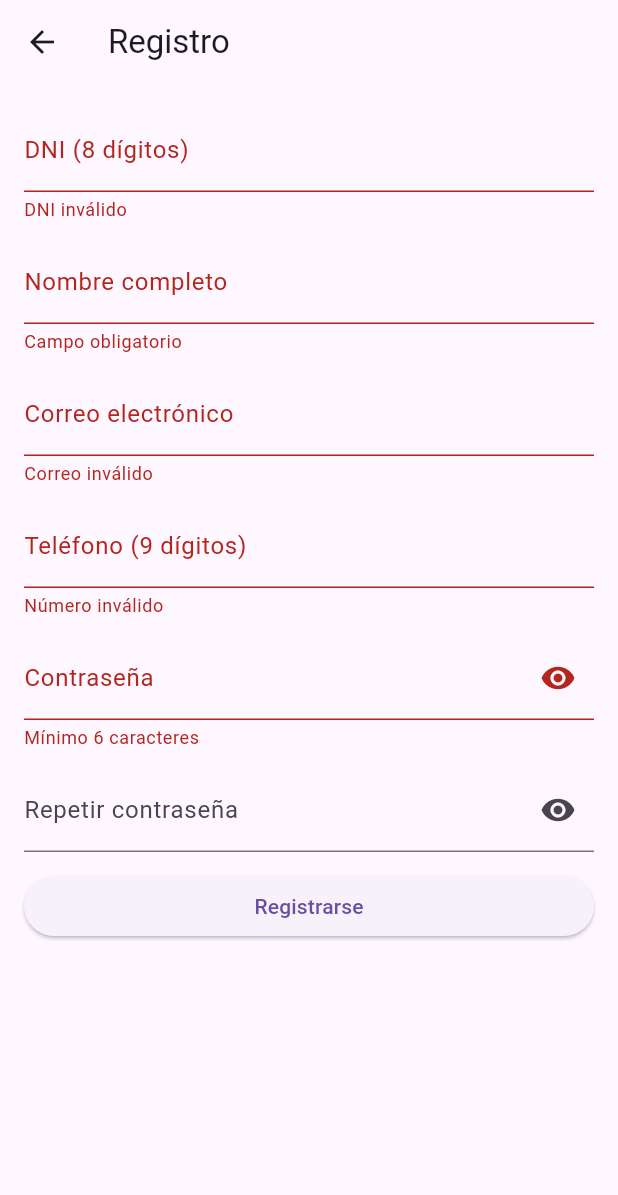
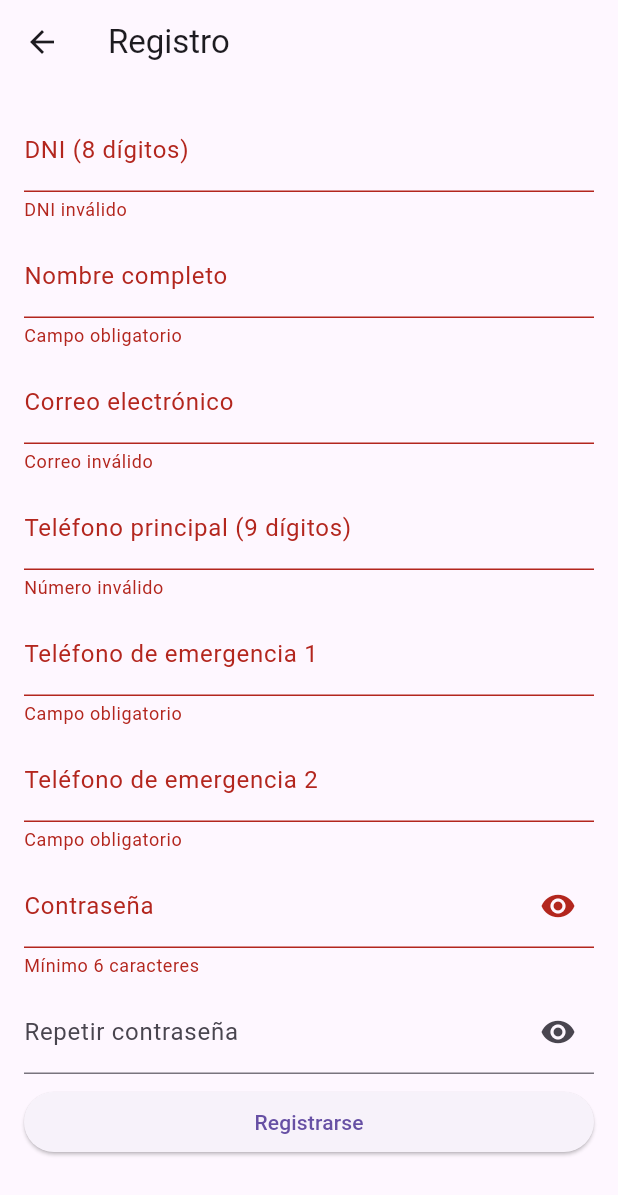
Before and after one commit to DiegoAlvarez1008/tormenta_flutter, a Flutter app: the RegisterScreen screen opened by its route, after a tap on "Registrarse", on a phone screen of 412 x 824 dp. Shown: the top 1195 px of the screen. Run offline on Flutter 3.47's test engine with Material 3 defaults, Android fonts, the light colour scheme and no system bars; our stand-ins replace cloud_firestore, firebase_auth, firebase_core, fl_chart, shared_preferences; missing offline and left inert: flutter_reactive_ble; accounts and stored records are empty.

Commit message:
Recepción correcta de datos en la pantalla ESP32. También se modificó la register_screen, y ahora en la pantalla profile se pueden modificar los números de emergencia

```diff
--- a/lib/screens/emergency_register.dart
+++ b/lib/screens/emergency_register.dart
@@ -44,8 +44,6 @@ class _EmergencyRegisterScreenState extends State<EmergencyRegisterScreen> {
       } else {
         displayName = parts[0];
       }
-    } else {
-      displayName = FirebaseAuth.instance.currentUser?.email ?? "";
     }
     setState(() {});
   }
@@ -87,10 +85,6 @@ class _EmergencyRegisterScreenState extends State<EmergencyRegisterScreen> {
   Widget build(BuildContext context) {
     return Scaffold(
       appBar: AppBar(
-        leading: IconButton(
-          icon: const Icon(Icons.arrow_back),
-          onPressed: () => Navigator.pushNamedAndRemoveUntil(context, '/', (r) => false),
-        ),
         title: const Text("Bienvenida"),
       ),
       body: SingleChildScrollView(
--- a/lib/screens/register_screen.dart
+++ b/lib/screens/register_screen.dart
@@ -15,6 +15,8 @@ class _RegisterScreenState extends State<RegisterScreen> {
   final nameController = TextEditingController();
   final emailController = TextEditingController();
   final phoneController = TextEditingController();
+  final emergency1Controller = TextEditingController();
+  final emergency2Controller = TextEditingController();
   final passwordController = TextEditingController();
   final repeatPasswordController = TextEditingController();
   bool showPassword = false;
@@ -57,6 +59,8 @@ class _RegisterScreenState extends State<RegisterScreen> {
         'nombre': nameController.text.trim(),
         'correo': emailController.text.trim(),
         'telefono': phoneController.text.trim(),
+        'emergencyPhone1': emergency1Controller.text.trim(),
+        'emergencyPhone2': emergency2Controller.text.trim(),
         'uid': userCredential.user!.uid,
         'createdAt': Timestamp.now(),
       });
@@ -83,27 +87,41 @@ class _RegisterScreenState extends State<RegisterScreen> {
                 keyboardType: TextInputType.number,
                 validator: (v) => v == null || v.length != 8 ? "DNI inválido" : null,
               ),
-              const SizedBox(height: 12),
+              const SizedBox(height: 8),
               TextFormField(
                 controller: nameController,
                 decoration: const InputDecoration(labelText: "Nombre completo"),
                 validator: (v) => v == null || v.isEmpty ? "Campo obligatorio" : null,
               ),
-              const SizedBox(height: 12),
+              const SizedBox(height: 8),
               TextFormField(
                 controller: emailController,
                 decoration: const InputDecoration(labelText: "Correo electrónico"),
                 keyboardType: TextInputType.emailAddress,
                 validator: (v) => v == null || !v.contains('@') ? "Correo inválido" : null,
               ),
-              const SizedBox(height: 12),
+              const SizedBox(height: 8),
               TextFormField(
                 controller: phoneController,
-                decoration: const InputDecoration(labelText: "Teléfono (9 dígitos)"),
+                decoration: const InputDecoration(labelText: "Teléfono principal (9 dígitos)"),
                 keyboardType: TextInputType.phone,
                 validator: (v) => v == null || v.length != 9 ? "Número inválido" : null,
               ),
-              const SizedBox(height: 12),
+              const SizedBox(height: 8),
+              TextFormField(
+                controller: emergency1Controller,
+                decoration: const InputDecoration(labelText: "Teléfono de emergencia 1"),
+                keyboardType: TextInputType.phone,
+                validator: (v) => v == null || v.isEmpty ? "Campo obligatorio" : null,
+              ),
+              const SizedBox(height: 8),
+              TextFormField(
+                controller: emergency2Controller,
+                decoration: const InputDecoration(labelText: "Teléfono de emergencia 2"),
+                keyboardType: TextInputType.phone,
+                validator: (v) => v == null || v.isEmpty ? "Campo obligatorio" : null,
+              ),
+              const SizedBox(height: 8),
               TextFormField(
                 controller: passwordController,
                 obscureText: !showPassword,
@@ -116,7 +134,7 @@ class _RegisterScreenState extends State<RegisterScreen> {
                 ),
                 validator: (v) => v == null || v.length < 6 ? "Mínimo 6 caracteres" : null,
               ),
-              const SizedBox(height: 12),
+              const SizedBox(height: 8),
               TextFormField(
                 controller: repeatPasswordController,
                 obscureText: !showPassword,
@@ -129,7 +147,7 @@ class _RegisterScreenState extends State<RegisterScreen> {
                 ),
                 validator: (v) => v != passwordController.text ? "Las contraseñas no coinciden" : null,
               ),
-              const SizedBox(height: 12),
+              const SizedBox(height: 8),
               if (errorText.isNotEmpty)
                 Text(errorText, style: const TextStyle(color: Colors.red)),
               ElevatedButton(
--- a/lib/screens/root_navigation.dart
+++ b/lib/screens/root_navigation.dart
@@ -42,15 +42,15 @@ class _RootNavigationState extends State<RootNavigation> {
           .get();
       final data = doc.data();
       hasNumbers = data != null &&
-          data['emergencia1'] != null &&
-          data['emergencia2'] != null;
+          data['emergencyPhone1'] != null &&
+          data['emergencyPhone2'] != null;
     }
 
     // Crear la lista de pantallas, inyectando _dni solo donde se necesita
     _screens = [
       IntroScreen(dni: _dni),
       EmergencyRegisterScreen(dni: _dni),
-      const Esp32Screen(),
+      const ESP32Screen(),
       const ChartsScreen(),
       const ProfileScreen(),
     ];
```
Also changed, not shown: lib/screens/esp32_screen.dart (+92 -111 lines), lib/screens/login_screen.dart (+26 -6 lines), lib/screens/profile_screen.dart (+30 -11 lines), 1 other file.
